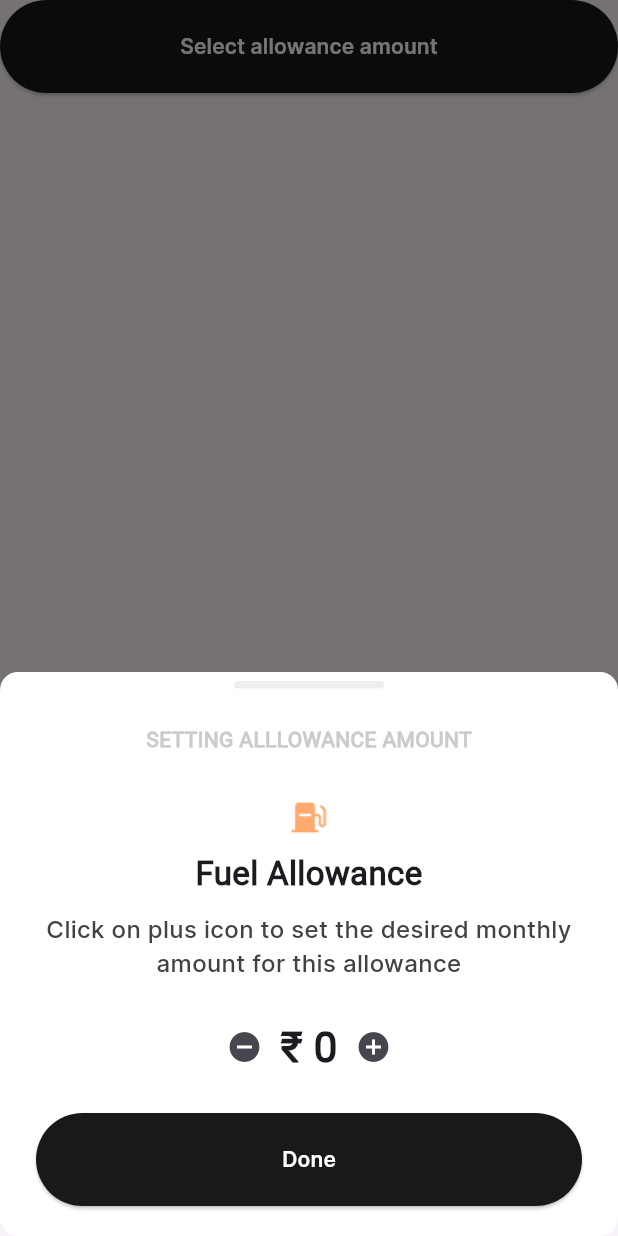
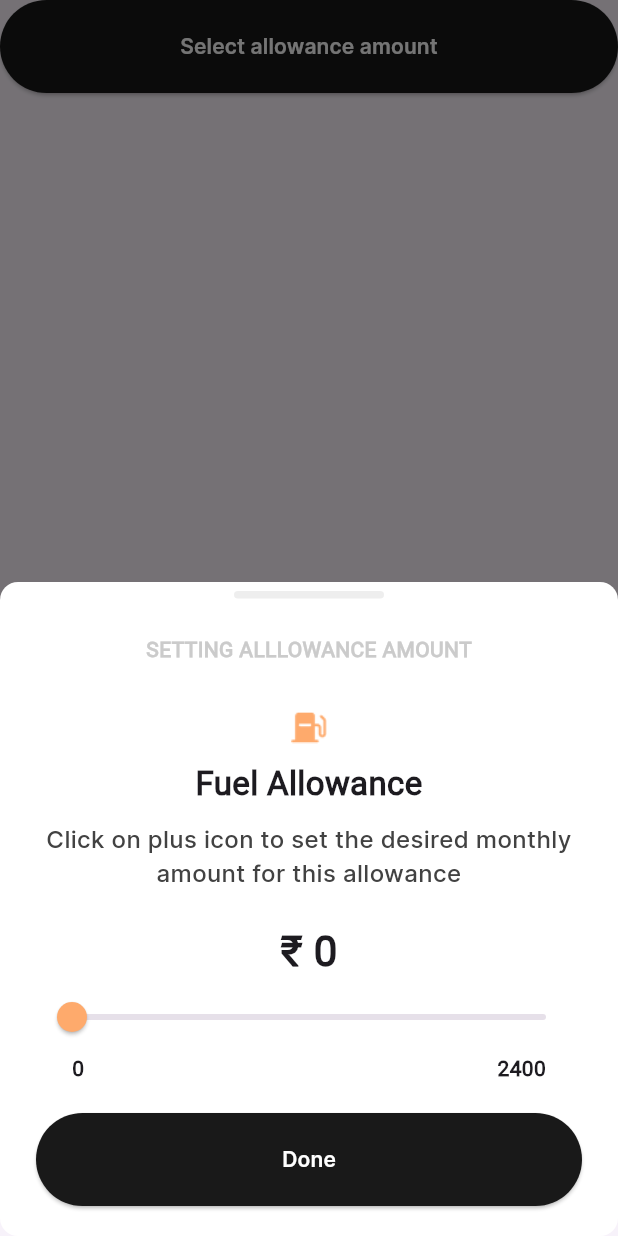
Before and after one commit to RupaMishra/assingment, a Flutter app: the MyBottomSheet widget shown alone on an empty page, opened directly with sample values from the repository, after a tap on "Select allowance amount", on a phone screen of 412 x 824 dp. Run offline on Flutter 3.47's test engine with Material 3 defaults, Android fonts, the phone set to English and light mode, and no system bars; our stand-ins replace fluttertoast.

Commit message:
1) slider created for allowance money increment/decrement

```diff
--- /dev/null
+++ b/lib/widgets/my_slider.dart
@@ -0,0 +1,59 @@
+import 'package:assingment/models/benefits_list.dart';
+import 'package:assingment/models/flexi_benefits_data.dart';
+import 'package:flutter/material.dart';
+import 'package:provider/provider.dart';
+
+class MySlider extends StatefulWidget {
+  final ListBenefits data ;
+  final int index;
+  final int currAllocatedAmt;
+  final int allocatedAmt;
+  final void Function(int) onValueChanged;
+
+  const MySlider({super.key,required this.data,required this.index,required this.allocatedAmt,required this.currAllocatedAmt,required this.onValueChanged});
+
+  @override
+  State<MySlider> createState() => _MySliderState();
+}
+
+class _MySliderState extends State<MySlider> {
+
+  @override
+  Widget build(BuildContext context) {
+
+    ListBenefits data = widget.data;
+    int index = widget.index;
+    var myVariables = Provider.of<MyDataSet>(context);
+    int allocatedAmt = widget.allocatedAmt;
+    int currAllocatedAmt = widget.currAllocatedAmt;
+
+    return Container(
+      child: Column(
+        children: [
+          Slider(
+              min: 0,
+              max: data.allocationFund.toDouble(),
+              value: allocatedAmt.toDouble(),
+              activeColor: currAllocatedAmt==data.allocationFund?Colors.green:Color(data.secondarycolor),
+              onChanged: (value) {
+                widget.onValueChanged(value.toInt());
+                setState(() {
+
+                });
+              }
+
+          ),
+          Padding(
+            padding: const EdgeInsets.symmetric(horizontal: 24),
+            child: Row(
+              mainAxisAlignment: MainAxisAlignment.spaceBetween,
+              children: [
+              Text("0",style: TextStyle(fontWeight: FontWeight.w600),),
+              Text(data.allocationFund.toString(),style: TextStyle(fontWeight: FontWeight.w600))
+            ],),
+          )
+        ],
+      ),
+    );
+  }
+}
```
Also changed, not shown: lib/widgets/my_bottom_sheet.dart (+9 -31 lines).
